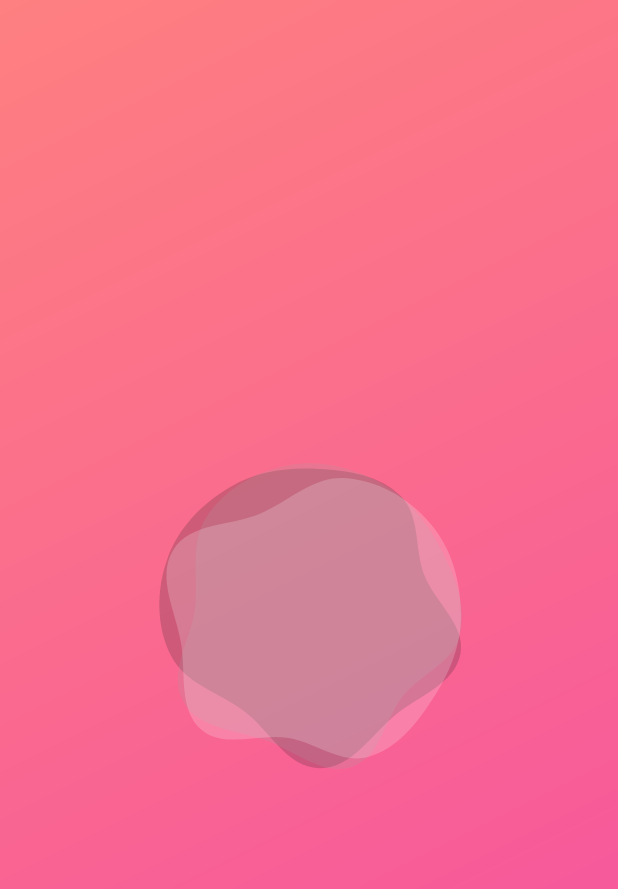
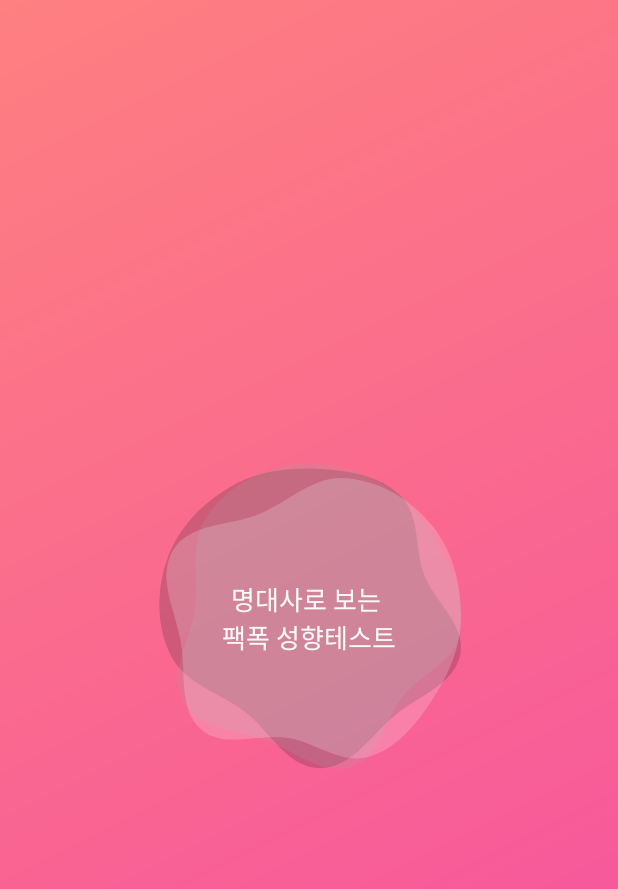
Before and after one commit to cch230/MBTI_APP, an Android app: the MainActivity screen opened directly, with no data from a screen before it, on a phone screen of 412 x 824 dp. Shown: the top 889 px of the screen. Run offline under Robolectric (Android 15) with nearby library versions, the phone set to English and light mode, and no system bars; 1 statement that could not run was skipped.

Commit message:
Update activity_main.xml

```diff
--- a/app/src/main/res/layout/activity_main.xml
+++ b/app/src/main/res/layout/activity_main.xml
@@ -24,6 +24,18 @@
             app:lottie_loop="false"
             app:lottie_fileName="splash.json"/>
 
+        <TextView
+            android:id="@+id/matching"
+            android:layout_width="match_parent"
+            android:layout_height="wrap_content"
+            android:layout_gravity="center"
+            android:layout_centerHorizontal="true"
+            android:layout_centerVertical="true"
+            android:text="명대사로 보는 \n팩폭 성향테스트"
+            android:textAlignment="center"
+            android:textColor="@color/gray_50"
+            android:textSize="17dp"
+             />
 
     </RelativeLayout>
 
```
